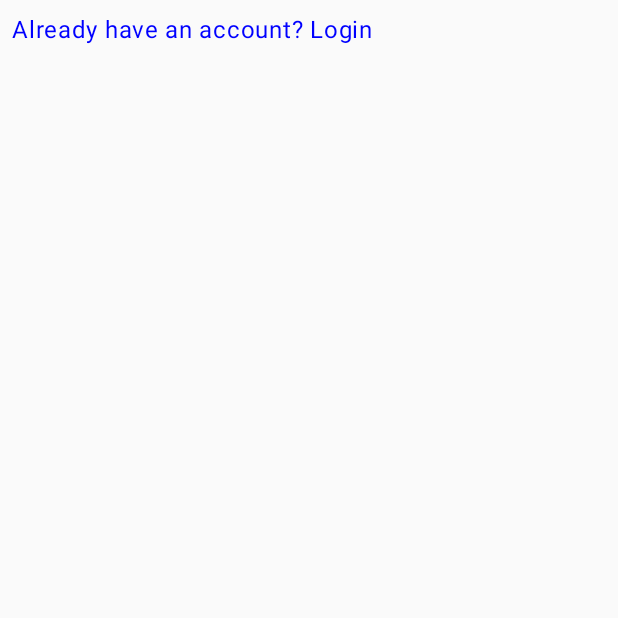
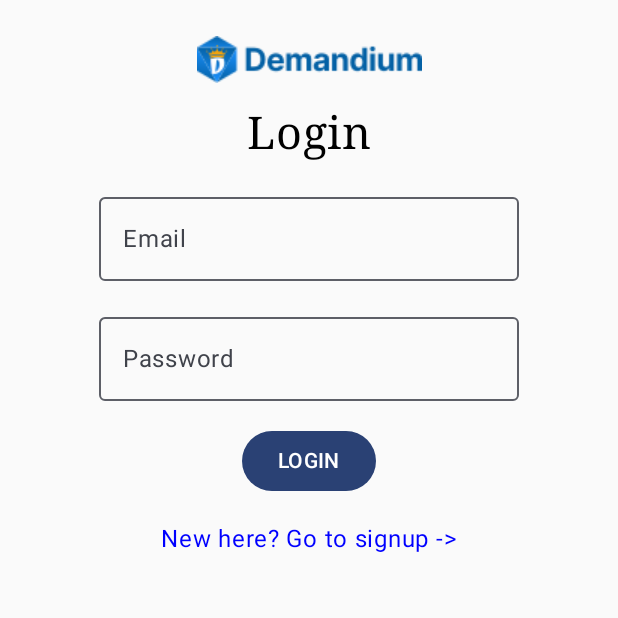
Before and after one commit to Edward-Kabue/Ondemand-app, an Android app built with Jetpack Compose: the screen it shows after launch (MainActivity), after a tap on "Already a user? Go to login ->", on a phone screen of 412 x 824 dp, the top half of it. Run offline under Robolectric (Android 15) with nearby library versions, the phone set to English and light mode, and no system bars; our stand-ins replace Dagger/Hilt's generated code, Firebase (no records; nobody signed in at launch, a user with empty details on screens opened directly).

Commit message:
Check if user is already logged in

```diff
--- a/app/src/main/java/com/ist/ondemand/common/Navigation.kt
+++ b/app/src/main/java/com/ist/ondemand/common/Navigation.kt
@@ -10,6 +10,7 @@ import com.ist.ondemand.presentation.MainViewModel
 import com.ist.ondemand.presentation.common.NotificationMessage
 import com.ist.ondemand.presentation.screens.auth.LoginScreen
 import com.ist.ondemand.presentation.screens.auth.SignupScreen
+import com.ist.ondemand.presentation.screens.main.ServiceScreen
 
 @Composable
 fun DemandApp() {
@@ -24,6 +25,9 @@ fun DemandApp() {
         composable(Routes.Login.route) {
             LoginScreen(navController = navController, vm = vm)
         }
+        composable(Routes.Services.route) {
+            ServiceScreen(navController = navController, vm = vm)
+        }
 
     }
 }
--- a/app/src/main/java/com/ist/ondemand/common/Routes.kt
+++ b/app/src/main/java/com/ist/ondemand/common/Routes.kt
@@ -3,4 +3,5 @@ package com.ist.ondemand.common
 sealed class Routes(val route:String){
     object Signup:Routes("signup")
     object Login:Routes("login")
+    object Services:Routes("services")
 }
--- a/app/src/main/java/com/ist/ondemand/presentation/common/CommonUi.kt
+++ b/app/src/main/java/com/ist/ondemand/presentation/common/CommonUi.kt
@@ -9,6 +9,8 @@ import androidx.compose.foundation.layout.Row
 import androidx.compose.foundation.layout.fillMaxSize
 import androidx.compose.material3.CircularProgressIndicator
 import androidx.compose.runtime.Composable
+import androidx.compose.runtime.mutableStateOf
+import androidx.compose.runtime.remember
 import androidx.compose.ui.Alignment
 import androidx.compose.ui.platform.LocalContext
 import com.ist.ondemand.presentation.MainViewModel
@@ -41,3 +43,18 @@ fun ProgressSpinner() {
         CircularProgressIndicator()
     }
 }
+
+// Check if the user is signed in and navigate to the services screen if they are.
+//Removes all composable screens from the backstack.
+@Composable
+fun CheckSignedIn(vm: MainViewModel, navController: NavController) {
+    val alreadyLoggedIn = remember { mutableStateOf(false) }
+    val signedIn = vm.signedIn.value
+    // If the user is signed in and the user has not already been logged in, navigate to the services screen.
+    if (signedIn && !alreadyLoggedIn.value) {
+        alreadyLoggedIn.value = true
+        navController.navigate(Routes.Services.route) {
+            popUpTo(0)
+        }
+    }
+}
--- a/app/src/main/java/com/ist/ondemand/presentation/screens/auth/LoginScreen.kt
+++ b/app/src/main/java/com/ist/ondemand/presentation/screens/auth/LoginScreen.kt
@@ -1,24 +1,109 @@
 package com.ist.ondemand.presentation.screens.auth
 
+import androidx.compose.foundation.Image
 import androidx.compose.foundation.clickable
+import androidx.compose.foundation.layout.Box
+import androidx.compose.foundation.layout.Column
+import androidx.compose.foundation.layout.fillMaxSize
+import androidx.compose.foundation.layout.fillMaxWidth
 import androidx.compose.foundation.layout.padding
+import androidx.compose.foundation.layout.width
+import androidx.compose.foundation.layout.wrapContentHeight
+import androidx.compose.foundation.rememberScrollState
+import androidx.compose.foundation.verticalScroll
+import androidx.compose.material3.Button
+import androidx.compose.material3.ExperimentalMaterial3Api
+import androidx.compose.material3.OutlinedTextField
 import androidx.compose.material3.Text
 import androidx.compose.runtime.Composable
+import androidx.compose.runtime.mutableStateOf
+import androidx.compose.runtime.remember
+import androidx.compose.ui.Alignment
 import androidx.compose.ui.Modifier
 import androidx.compose.ui.graphics.Color
+import androidx.compose.ui.platform.LocalFocusManager
+import androidx.compose.ui.res.painterResource
+import androidx.compose.ui.text.font.FontFamily
+import androidx.compose.ui.text.input.PasswordVisualTransformation
+import androidx.compose.ui.text.input.TextFieldValue
 import androidx.compose.ui.unit.dp
+import androidx.compose.ui.unit.sp
 import androidx.navigation.NavController
+import com.ist.ondemand.R
 import com.ist.ondemand.common.Routes
 import com.ist.ondemand.presentation.MainViewModel
+import com.ist.ondemand.presentation.common.CheckSignedIn
+import com.ist.ondemand.presentation.common.ProgressSpinner
 
 
+@OptIn(ExperimentalMaterial3Api::class)
 @Composable
 fun LoginScreen(navController: NavController, vm: MainViewModel) {
-    Text(text = "Already have an account? Login",
-        color = Color.Blue,
-        modifier = Modifier
-            .padding(8.dp)
-            .clickable {
-                navController.navigate(Routes.Signup.route)
-            })
+CheckSignedIn(vm = vm, navController =navController)
+    val focus = LocalFocusManager.current
+    Box(modifier = Modifier.fillMaxSize()) {
+        Column(
+            modifier = Modifier
+                .fillMaxWidth()
+                .wrapContentHeight()
+                .verticalScroll(
+                    rememberScrollState()
+                ),
+            horizontalAlignment = Alignment.CenterHorizontally
+        ) {
+            val emailState = remember { mutableStateOf(TextFieldValue()) }
+            val passState = remember { mutableStateOf(TextFieldValue()) }
+
+            Image(
+                painter = painterResource(id = R.drawable.ig_logo),
+                contentDescription = null,
+                modifier = Modifier
+                    .width(250.dp)
+                    .padding(top = 16.dp)
+                    .padding(8.dp)
+            )
+            Text(
+                text = "Login",
+                modifier = Modifier.padding(8.dp),
+                fontSize = 30.sp,
+                fontFamily = FontFamily.Serif
+            )
+            OutlinedTextField(
+                value = emailState.value,
+                onValueChange = { emailState.value = it },
+                modifier = Modifier.padding(8.dp),
+                label = { Text(text = "Email") })
+            OutlinedTextField(
+                value = passState.value,
+                onValueChange = { passState.value = it },
+                modifier = Modifier.padding(8.dp),
+                label = { Text(text = "Password") },
+                visualTransformation = PasswordVisualTransformation()
+            )
+            Button(
+                onClick = {
+                    focus.clearFocus(force = true)
+                    vm.onLogin(emailState.value.text, passState.value.text)
+                },
+                modifier = Modifier.padding(8.dp)
+            ) {
+                Text(text = "LOGIN")
+            }
+            Text(
+                text = "New here? Go to signup ->",
+                color = Color.Blue,
+                modifier = Modifier
+                    .padding(8.dp)
+                    .clickable {
+                        navController.navigate(Routes.Signup.route)
+                    }
+            )
+        }
+
+        val isLoading = vm.inProgress.value
+        if (isLoading) {
+            ProgressSpinner()
+        }
+    }
+
 }
--- a/app/src/main/java/com/ist/ondemand/presentation/screens/auth/SignupScreen.kt
+++ b/app/src/main/java/com/ist/ondemand/presentation/screens/auth/SignupScreen.kt
@@ -21,6 +21,7 @@ import androidx.compose.runtime.remember
 import androidx.compose.ui.Alignment
 import androidx.compose.ui.Modifier
 import androidx.compose.ui.graphics.Color
+import androidx.compose.ui.platform.LocalFocusManager
 import androidx.compose.ui.res.painterResource
 import androidx.compose.ui.text.font.FontFamily
 import androidx.compose.ui.text.input.PasswordVisualTransformation
@@ -31,6 +32,7 @@ import androidx.navigation.NavController
 import com.ist.ondemand.R
 import com.ist.ondemand.common.Routes
 import com.ist.ondemand.presentation.MainViewModel
+import com.ist.ondemand.presentation.common.CheckSignedIn
 import com.ist.ondemand.presentation.common.ProgressSpinner
 
 /*
@@ -39,6 +41,8 @@ import com.ist.ondemand.presentation.common.ProgressSpinner
 @OptIn(ExperimentalMaterial3Api::class)
 @Composable
 fun SignupScreen(navController: NavController, vm: MainViewModel) {
+    CheckSignedIn(vm = vm, navController =navController)
+    val focus = LocalFocusManager.current
     Box(modifier = Modifier.fillMaxSize()) {
         Column(
             modifier = Modifier
@@ -84,6 +88,8 @@ fun SignupScreen(navController: NavController, vm: MainViewModel) {
             )
             Button(
                 onClick = {
+
+                    focus.clearFocus(force = true)
                     vm.onSignup(
                         usernameState.value.text, emailState.value.text, passState.value.text
                     )
--- a/app/src/main/res/values/themes.xml
+++ b/app/src/main/res/values/themes.xml
@@ -1,5 +1,5 @@
 <?xml version="1.0" encoding="utf-8"?>
 <resources>
 
-    <style name="Theme.DaggerHilt" parent="android:Theme.Material.Light.NoActionBar" />
+    <style name="Theme.Ondemand" parent="android:Theme.Material.Light.NoActionBar" />
 </resources>
--- a/settings.gradle.kts
+++ b/settings.gradle.kts
@@ -13,5 +13,5 @@ dependencyResolutionManagement {
     }
 }
 
-rootProject.name = "Dagger Hilt"
+rootProject.name = "Ondemand"
 include(":app")
```
Also changed, not shown: app/src/main/AndroidManifest.xml (+4 -4 lines), app/src/main/java/com/ist/ondemand/presentation/MainViewModel.kt (+40 -18 lines), app/src/main/java/com/ist/ondemand/presentation/screens/main/ServiceScreen.kt (added, +11 -0 lines), 1 other file.
